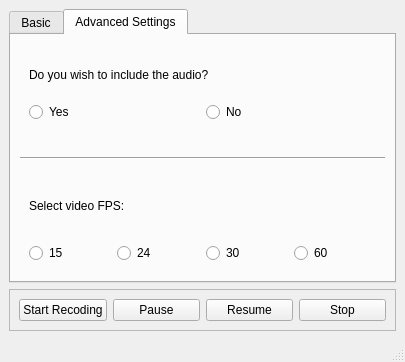
cheina97/ScreenRecorderQT, file TestScreenDer/TestScreenDer/mainwindow.ui: the form before one commit.
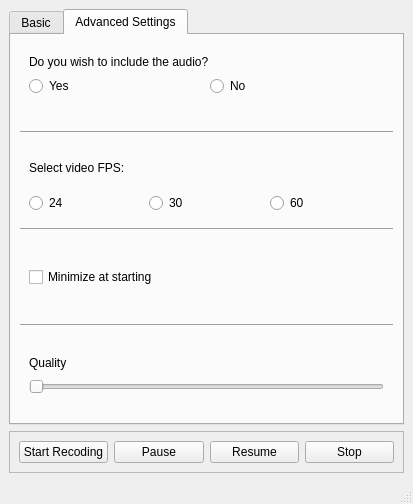
The form after the commit.

```diff
--- a/TestScreenDer/TestScreenDer/mainwindow.ui
+++ b/TestScreenDer/TestScreenDer/mainwindow.ui
@@ -6,8 +6,8 @@
    <rect>
     <x>0</x>
     <y>0</y>
-    <width>405</width>
-    <height>362</height>
+    <width>413</width>
+    <height>504</height>
    </rect>
   </property>
   <property name="windowTitle">
@@ -208,13 +208,6 @@
            </item>
            <item>
             <layout class="QHBoxLayout" name="horizontalLayout_6">
-             <item>
-              <widget class="QRadioButton" name="radioButton15">
-               <property name="text">
-                <string>15</string>
-               </property>
-              </widget>
-             </item>
              <item>
               <widget class="QRadioButton" name="radioButton24">
                <property name="text">
@@ -244,6 +237,88 @@
           </layout>
          </widget>
         </item>
+        <item>
+         <widget class="Line" name="line_3">
+          <property name="orientation">
+           <enum>Qt::Horizontal</enum>
+          </property>
+         </widget>
+        </item>
+        <item>
+         <widget class="QWidget" name="verticalWidget" native="true">
+          <layout class="QVBoxLayout" name="verticalLayout_9">
+           <item>
+            <layout class="QHBoxLayout" name="horizontalLayout_4">
+             <item>
+              <widget class="QCheckBox" name="checkBox">
+               <property name="text">
+                <string>Minimize at starting</string>
+               </property>
+              </widget>
+             </item>
+            </layout>
+           </item>
+          </layout>
+         </widget>
+        </item>
+        <item>
+         <widget class="Line" name="line_4">
+          <property name="orientation">
+           <enum>Qt::Horizontal</enum>
+          </property>
+         </widget>
+        </item>
+        <item>
+         <widget class="QWidget" name="verticalWidget" native="true">
+          <layout class="QVBoxLayout" name="verticalLayout_10">
+           <item>
+            <layout class="QVBoxLayout" name="verticalLayout_11">
+             <item>
+              <widget class="QLabel" name="label_6">
+               <property name="sizePolicy">
+                <sizepolicy hsizetype="Expanding" vsizetype="Preferred">
+                 <horstretch>0</horstretch>
+                 <verstretch>0</verstretch>
+                </sizepolicy>
+               </property>
+               <property name="maximumSize">
+                <size>
+                 <width>16777215</width>
+                 <height>20</height>
+                </size>
+               </property>
+               <property name="frameShape">
+                <enum>QFrame::NoFrame</enum>
+               </property>
+               <property name="text">
+                <string>Quality</string>
+               </property>
+              </widget>
+             </item>
+             <item>
+              <widget class="QSlider" name="horizontalSlider">
+               <property name="sizePolicy">
+                <sizepolicy hsizetype="Expanding" vsizetype="Fixed">
+                 <horstretch>0</horstretch>
+                 <verstretch>0</verstretch>
+                </sizepolicy>
+               </property>
+               <property name="orientation">
+                <enum>Qt::Horizontal</enum>
+               </property>
+               <property name="tickPosition">
+                <enum>QSlider::NoTicks</enum>
+               </property>
+               <property name="tickInterval">
+                <number>0</number>
+               </property>
+              </widget>
+             </item>
+            </layout>
+           </item>
+          </layout>
+         </widget>
+        </item>
        </layout>
       </widget>
      </widget>
```
Left out of the diff: 2 changed lines with no effect on the pictures.
